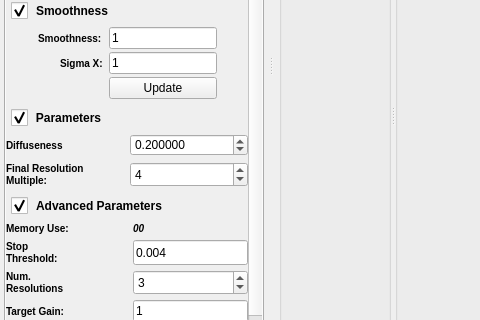
Qt form Code/Applications/TomoGui/UI_Files/TomoGui.ui (OpenMBIR/OpenMBIR-TEM) before a commit; both pictures show x 0 to 480 and y 344 to 664 of the 1165 by 821 pixel window.
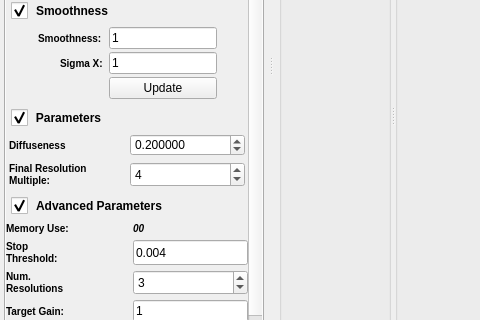
The same form after that commit. Icons and pictures are not drawn. Custom widgets are drawn as their Qt base class.

```diff
--- a/Code/Applications/TomoGui/UI_Files/TomoGui.ui
+++ b/Code/Applications/TomoGui/UI_Files/TomoGui.ui
@@ -535,7 +535,7 @@
             <property name="geometry">
              <rect>
               <x>0</x>
-              <y>-119</y>
+              <y>0</y>
               <width>256</width>
               <height>856</height>
              </rect>
@@ -1116,12 +1116,21 @@
                 <bool>true</bool>
                </property>
                <layout class="QGridLayout" name="gridLayout_3">
-                <property name="verticalSpacing">
+                <property name="leftMargin">
+                 <number>3</number>
+                </property>
+                <property name="topMargin">
+                 <number>0</number>
+                </property>
+                <property name="rightMargin">
+                 <number>3</number>
+                </property>
+                <property name="bottomMargin">
+                 <number>0</number>
+                </property>
+                <property name="spacing">
                  <number>6</number>
                 </property>
-                <property name="margin">
-                 <number>0</number>
-                </property>
                 <item row="2" column="0">
                  <widget class="QLabel" name="label_33">
                   <property name="sizePolicy">
```
